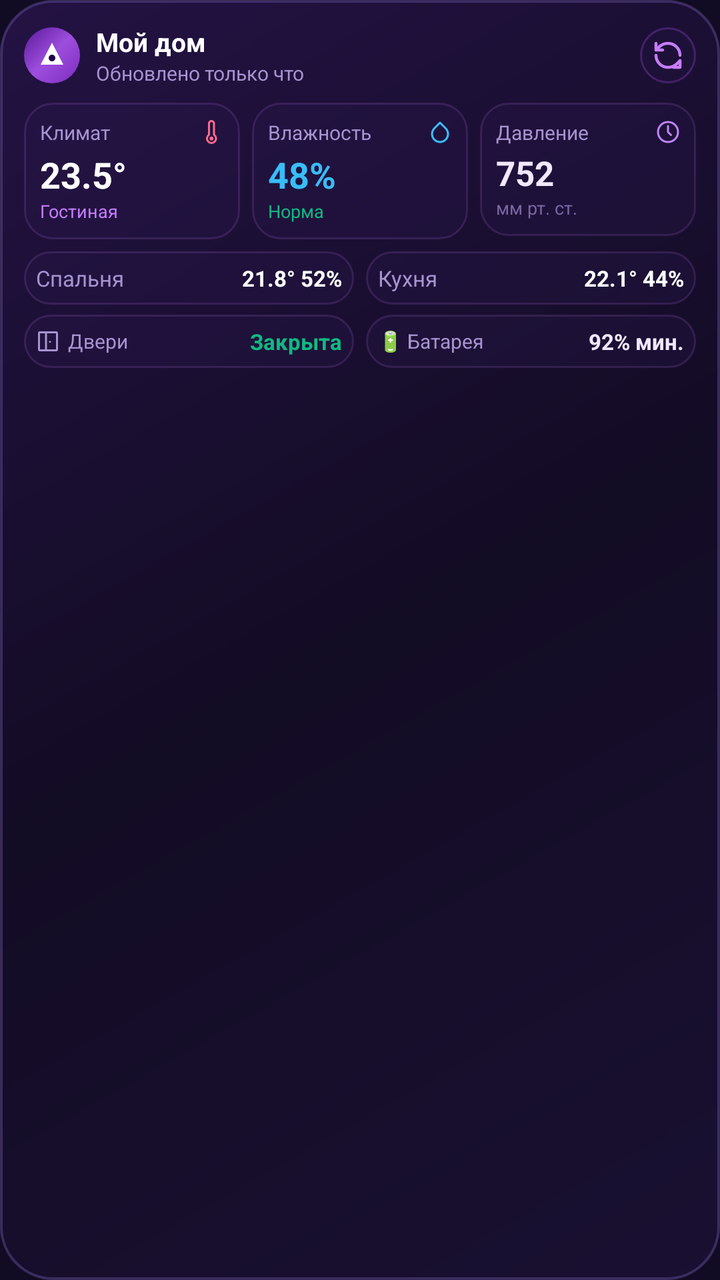
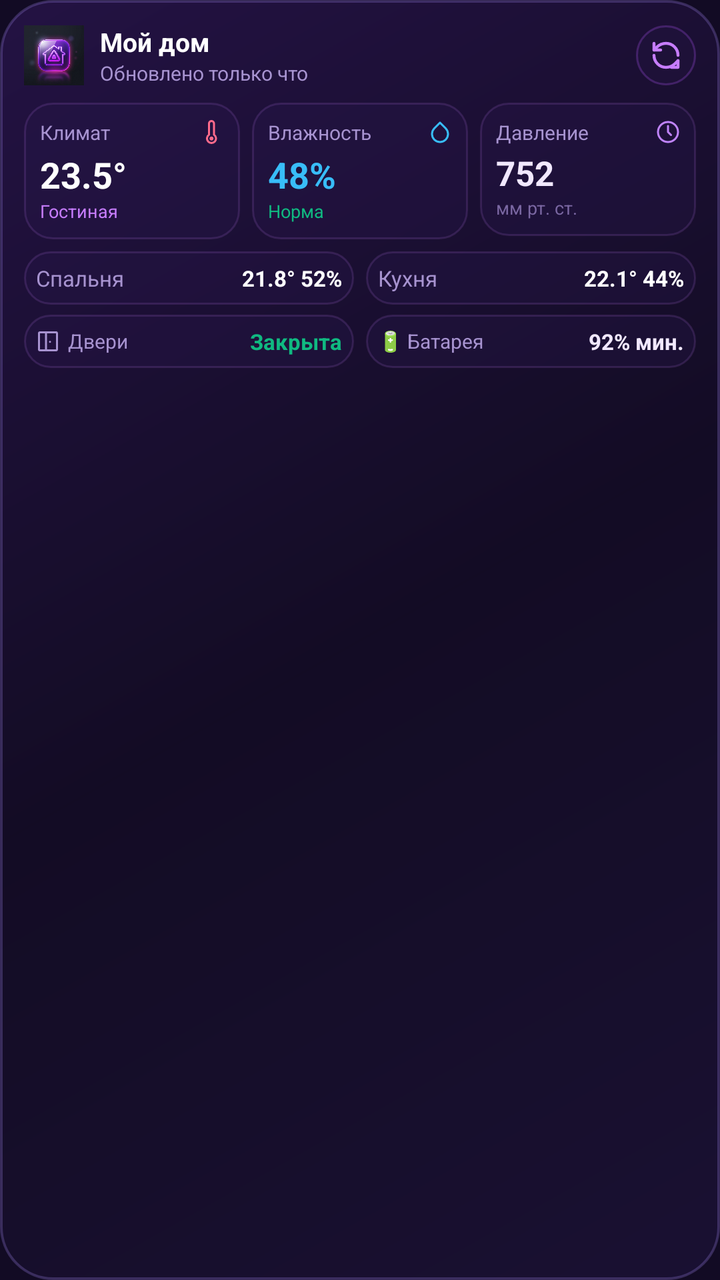

An Android layout rendered at two revisions. The XML below is the earlier revision; the diff shows what the commit changed to produce the second picture.
<!-- AndroidManifest.xml: application theme Theme.AliceHomeWidget -->
<!-- res/layout/widget_alice_sensors_4x2.xml -->
<?xml version="1.0" encoding="utf-8"?>
<LinearLayout xmlns:android="http://schemas.android.com/apk/res/android"
    android:id="@+id/rootLayout4x2"
    android:layout_width="match_parent"
    android:layout_height="match_parent"
    android:background="@drawable/bg_alice_widget_glass"
    android:orientation="vertical"
    android:padding="12dp">

    
    <LinearLayout
        android:id="@+id/headerLayout"
        android:layout_width="match_parent"
        android:layout_height="wrap_content"
        android:gravity="center_vertical"
        android:orientation="horizontal"
        android:paddingBottom="8dp">

        
        <FrameLayout
            android:layout_width="28dp"
            android:layout_height="28dp"
            android:background="@drawable/bg_alice_gradient_circle">

            <ImageView
                android:layout_width="16dp"
                android:layout_height="16dp"
                android:layout_gravity="center"
                android:contentDescription="Alice Logo"
                android:src="@drawable/ic_alice_logo" />
        </FrameLayout>

        
        <LinearLayout
            android:layout_width="0dp"
            android:layout_height="wrap_content"
            android:layout_marginStart="8dp"
            android:layout_weight="1"
            android:orientation="vertical">

            <TextView
                android:id="@+id/tvHouseholdName"
                android:layout_width="wrap_content"
                android:layout_height="wrap_content"
                android:text="Мой дом"
                android:textColor="@color/alice_text_white"
                android:textSize="13sp"
                android:textStyle="bold" />

            <TextView
                android:id="@+id/tvWidgetUpdateTime"
                android:layout_width="wrap_content"
                android:layout_height="wrap_content"
                android:text="Обновлено только что"
                android:textColor="@color/alice_text_muted"
                android:textSize="10sp" />
        </LinearLayout>

        
        <FrameLayout
            android:id="@+id/btnWidgetRefresh"
            android:layout_width="28dp"
            android:layout_height="28dp"
            android:background="@drawable/bg_alice_btn_circle">

            <ImageView
                android:id="@+id/ivRefreshIcon"
                android:layout_width="16dp"
                android:layout_height="16dp"
                android:layout_gravity="center"
                android:contentDescription="Обновить"
                android:src="@drawable/ic_refresh" />
        </FrameLayout>
    </LinearLayout>

    
    <LinearLayout
        android:layout_width="match_parent"
        android:layout_height="wrap_content"
        android:orientation="horizontal"
        android:weightSum="3">

        
        <LinearLayout
            android:id="@+id/tileTemperature"
            android:layout_width="0dp"
            android:layout_height="wrap_content"
            android:layout_weight="1"
            android:background="@drawable/bg_alice_tile"
            android:orientation="vertical"
            android:padding="8dp">

            <LinearLayout
                android:layout_width="match_parent"
                android:layout_height="wrap_content"
                android:gravity="center_vertical"
                android:orientation="horizontal">

                <TextView
                    android:layout_width="0dp"
                    android:layout_height="wrap_content"
                    android:layout_weight="1"
                    android:text="Климат"
                    android:textColor="@color/alice_text_muted"
                    android:textSize="10sp" />

                <ImageView
                    android:layout_width="12dp"
                    android:layout_height="12dp"
                    android:src="@drawable/ic_thermometer" />
            </LinearLayout>

            <TextView
                android:id="@+id/tvMainTemp"
                android:layout_width="wrap_content"
                android:layout_height="wrap_content"
                android:layout_marginTop="2dp"
                android:text="23.5°"
                android:textColor="@color/alice_text_white"
                android:textSize="18sp"
                android:textStyle="bold" />

            <TextView
                android:id="@+id/tvActiveRoomLabel"
                android:layout_width="wrap_content"
                android:layout_height="wrap_content"
                android:ellipsize="end"
                android:maxLines="1"
                android:text="Гостиная"
                android:textColor="@color/alice_neon_light"
                android:textSize="9sp" />
        </LinearLayout>

        
        <View
            android:layout_width="6dp"
            android:layout_height="1dp" />

        
        <LinearLayout
            android:id="@+id/tileHumidity"
            android:layout_width="0dp"
            android:layout_height="wrap_content"
            android:layout_weight="1"
            android:background="@drawable/bg_alice_tile"
            android:orientation="vertical"
            android:padding="8dp">

            <LinearLayout
                android:layout_width="match_parent"
                android:layout_height="wrap_content"
                android:gravity="center_vertical"
                android:orientation="horizontal">

                <TextView
                    android:layout_width="0dp"
                    android:layout_height="wrap_content"
                    android:layout_weight="1"
                    android:text="Влажность"
                    android:textColor="@color/alice_text_muted"
                    android:textSize="10sp" />

                <ImageView
                    android:layout_width="12dp"
                    android:layout_height="12dp"
                    android:src="@drawable/ic_humidity" />
            </LinearLayout>

            <TextView
                android:id="@+id/tvMainHumidity"
                android:layout_width="wrap_content"
                android:layout_height="wrap_content"
                android:layout_marginTop="2dp"
                android:text="48%"
                android:textColor="@color/sensor_humidity_cyan"
                android:textSize="18sp"
                android:textStyle="bold" />

            <TextView
                android:layout_width="wrap_content"
                android:layout_height="wrap_content"
                android:text="Норма"
                android:textColor="@color/sensor_ok_green"
                android:textSize="9sp" />
        </LinearLayout>

        
        <View
            android:layout_width="6dp"
            android:layout_height="1dp" />

        
        <LinearLayout
            android:id="@+id/tilePressure"
            android:layout_width="0dp"
            android:layout_height="wrap_content"
            android:layout_weight="1"
            android:background="@drawable/bg_alice_tile"
            android:orientation="vertical"
            android:padding="8dp">

            <LinearLayout
                android:layout_width="match_parent"
                android:layout_height="wrap_content"
                android:gravity="center_vertical"
                android:orientation="horizontal">

                <TextView
                    android:layout_width="0dp"
                    android:layout_height="wrap_content"
                    android:layout_weight="1"
                    android:text="Давление"
                    android:textColor="@color/alice_text_muted"
                    android:textSize="10sp" />

                <ImageView
                    android:layout_width="12dp"
                    android:layout_height="12dp"
                    android:src="@drawable/ic_pressure" />
            </LinearLayout>

            <TextView
                android:id="@+id/tvMainPressure"
                android:layout_width="wrap_content"
                android:layout_height="wrap_content"
                android:layout_marginTop="2dp"
                android:text="752"
                android:textColor="@color/alice_text_light"
                android:textSize="17sp"
                android:textStyle="bold" />

            <TextView
                android:layout_width="wrap_content"
                android:layout_height="wrap_content"
                android:text="мм рт. ст."
                android:textColor="@color/alice_text_dim"
                android:textSize="9sp" />
        </LinearLayout>
    </LinearLayout>

    
    <LinearLayout
        android:layout_width="match_parent"
        android:layout_height="wrap_content"
        android:layout_marginTop="6dp"
        android:orientation="horizontal"
        android:weightSum="2">

        
        <LinearLayout
            android:id="@+id/tileRoom1"
            android:layout_width="0dp"
            android:layout_height="wrap_content"
            android:layout_weight="1"
            android:background="@drawable/bg_alice_tile"
            android:gravity="center_vertical"
            android:orientation="horizontal"
            android:padding="6dp">

            <TextView
                android:id="@+id/tvRoom1Name"
                android:layout_width="0dp"
                android:layout_height="wrap_content"
                android:layout_weight="1"
                android:ellipsize="end"
                android:maxLines="1"
                android:text="Спальня"
                android:textColor="@color/alice_text_muted"
                android:textSize="11sp" />

            <TextView
                android:id="@+id/tvRoom1Value"
                android:layout_width="wrap_content"
                android:layout_height="wrap_content"
                android:text="21.8° 52%"
                android:textColor="@color/alice_text_white"
                android:textSize="11sp"
                android:textStyle="bold" />
        </LinearLayout>

        <View
            android:layout_width="6dp"
            android:layout_height="1dp" />

        
        <LinearLayout
            android:id="@+id/tileRoom2"
            android:layout_width="0dp"
            android:layout_height="wrap_content"
            android:layout_weight="1"
            android:background="@drawable/bg_alice_tile"
            android:gravity="center_vertical"
            android:orientation="horizontal"
            android:padding="6dp">

            <TextView
                android:id="@+id/tvRoom2Name"
                android:layout_width="0dp"
                android:layout_height="wrap_content"
                android:layout_weight="1"
                android:ellipsize="end"
                android:maxLines="1"
                android:text="Кухня"
                android:textColor="@color/alice_text_muted"
                android:textSize="11sp" />

            <TextView
                android:id="@+id/tvRoom2Value"
                android:layout_width="wrap_content"
                android:layout_height="wrap_content"
                android:text="22.1° 44%"
                android:textColor="@color/alice_text_white"
                android:textSize="11sp"
                android:textStyle="bold" />
        </LinearLayout>
    </LinearLayout>

    
    <LinearLayout
        android:layout_width="match_parent"
        android:layout_height="wrap_content"
        android:layout_marginTop="5dp"
        android:orientation="horizontal"
        android:weightSum="2">

        
        <LinearLayout
            android:id="@+id/tileDoor"
            android:layout_width="0dp"
            android:layout_height="wrap_content"
            android:layout_weight="1"
            android:background="@drawable/bg_alice_tile"
            android:gravity="center_vertical"
            android:orientation="horizontal"
            android:padding="6dp">

            <ImageView
                android:layout_width="12dp"
                android:layout_height="12dp"
                android:src="@drawable/ic_door" />

            <TextView
                android:layout_width="0dp"
                android:layout_height="wrap_content"
                android:layout_marginStart="4dp"
                android:layout_weight="1"
                android:text="Двери"
                android:textColor="@color/alice_text_muted"
                android:textSize="10sp" />

            <TextView
                android:id="@+id/tvDoorStatus"
                android:layout_width="wrap_content"
                android:layout_height="wrap_content"
                android:text="Закрыта"
                android:textColor="@color/sensor_ok_green"
                android:textSize="11sp"
                android:textStyle="bold" />
        </LinearLayout>

        <View
            android:layout_width="6dp"
            android:layout_height="1dp" />

        
        <LinearLayout
            android:id="@+id/tileBattery"
            android:layout_width="0dp"
            android:layout_height="wrap_content"
            android:layout_weight="1"
            android:background="@drawable/bg_alice_tile"
            android:gravity="center_vertical"
            android:orientation="horizontal"
            android:padding="6dp">

            <TextView
                android:layout_width="0dp"
                android:layout_height="wrap_content"
                android:layout_weight="1"
                android:text="🔋 Батарея"
                android:textColor="@color/alice_text_muted"
                android:textSize="10sp" />

            <TextView
                android:id="@+id/tvBatteryStatus"
                android:layout_width="wrap_content"
                android:layout_height="wrap_content"
                android:text="92% мин."
                android:textColor="@color/alice_text_light"
                android:textSize="11sp"
                android:textStyle="bold" />
        </LinearLayout>
    </LinearLayout>

</LinearLayout>
<!-- resources referenced by this layout -->
<resources>
  <color name="alice_neon_light">#C77DFF</color>
  <color name="alice_text_dim">#7A67A2</color>
  <color name="alice_text_light">#F1E8FF</color>
  <color name="alice_text_muted">#A793D0</color>
  <color name="alice_text_white">#FFFFFF</color>
  <color name="sensor_humidity_cyan">#38BDF8</color>
  <color name="sensor_ok_green">#10B981</color>
  <!-- drawable bg_alice_btn_circle (drawable) -->
  <?xml version="1.0" encoding="utf-8"?>
  <shape xmlns:android="http://schemas.android.com/apk/res/android"
      android:shape="oval">
      <solid android:color="#332A1A4E" />
      <stroke
          android:width="1dp"
          android:color="#4D9D4EDD" />
  </shape>
  <!-- drawable bg_alice_gradient_circle (drawable) -->
  <?xml version="1.0" encoding="utf-8"?>
  <shape xmlns:android="http://schemas.android.com/apk/res/android"
      android:shape="oval">
      <gradient
          android:angle="135"
          android:startColor="#FF7B2CBF"
          android:centerColor="#FF9D4EDD"
          android:endColor="#FF5A189A"
          android:type="linear" />
  </shape>
  <!-- drawable bg_alice_tile (drawable) -->
  <?xml version="1.0" encoding="utf-8"?>
  <shape xmlns:android="http://schemas.android.com/apk/res/android"
      android:shape="rectangle">
      <solid android:color="#4D2A1A4E" />
      <corners android:radius="14dp" />
      <stroke
          android:width="1dp"
          android:color="#26C77DFF" />
  </shape>
  <!-- drawable bg_alice_widget_glass (drawable) -->
  <?xml version="1.0" encoding="utf-8"?>
  <shape xmlns:android="http://schemas.android.com/apk/res/android"
      android:shape="rectangle">
      <gradient
          android:angle="135"
          android:startColor="#E61A1033"
          android:centerColor="#E6130B24"
          android:endColor="#E6251246"
          android:type="linear" />
      <corners android:radius="26dp" />
      <stroke
          android:width="1.2dp"
          android:color="#40A78BFA" />
  </shape>
  <!-- drawable ic_alice_logo (drawable) -->
  <vector xmlns:android="http://schemas.android.com/apk/res/android"
      android:width="24dp"
      android:height="24dp"
      android:viewportWidth="24"
      android:viewportHeight="24">
      <path
          android:fillColor="#FFFFFFFF"
          android:pathData="M12,2.5L20.5,19H3.5L12,2.5Z" />
      <path
          android:fillColor="#FF240046"
          android:pathData="M12,11.5a2.5,2.5 0 1,0 0.001,0Z" />
  </vector>
  <!-- drawable ic_humidity (drawable) -->
  <vector xmlns:android="http://schemas.android.com/apk/res/android"
      android:width="24dp"
      android:height="24dp"
      android:viewportWidth="24"
      android:viewportHeight="24">
      <path
          android:strokeColor="#FF38BDF8"
          android:strokeWidth="2"
          android:strokeLineCap="round"
          android:strokeLineJoin="round"
          android:fillColor="#00000000"
          android:pathData="M12,2.69l5.66,5.66a8,8 0 1,1 -11.31,0z" />
  </vector>
  <style name="Theme.AliceHomeWidget" parent="Theme.Material3.Dark.NoActionBar">
          <item name="colorPrimary">@color/alice_neon_purple</item>
          <item name="colorOnPrimary">@color/white</item>
          <item name="colorSecondary">@color/alice_primary_purple</item>
          <item name="android:statusBarColor">@color/alice_purple_dark</item>
          <item name="android:navigationBarColor">@color/alice_purple_dark</item>
          <item name="android:windowBackground">@color/alice_purple_dark</item>
      </style>
  <color name="alice_neon_purple">#9D4EDD</color>
  <color name="white">#FFFFFFFF</color>
  <color name="alice_primary_purple">#7B2CBF</color>
  <color name="alice_purple_dark">#120B24</color>
  <!-- unchanged entries left out for length: 4 -->
</resources>

<!-- the commit's change to res/layout/widget_alice_sensors_4x2.xml (unified diff, before → after) -->
@@ -17,18 +17,11 @@
         android:paddingBottom="8dp">
 
         
-        <FrameLayout
-            android:layout_width="28dp"
-            android:layout_height="28dp"
-            android:background="@drawable/bg_alice_gradient_circle">
-
-            <ImageView
-                android:layout_width="16dp"
-                android:layout_height="16dp"
-                android:layout_gravity="center"
-                android:contentDescription="Alice Logo"
-                android:src="@drawable/ic_alice_logo" />
-        </FrameLayout>
+        <ImageView
+            android:layout_width="30dp"
+            android:layout_height="30dp"
+            android:contentDescription="Алиса"
+            android:src="@drawable/ic_alice_app_icon" />
 
         
         <LinearLayout
@@ -59,8 +52,8 @@
         
         <FrameLayout
             android:id="@+id/btnWidgetRefresh"
-            android:layout_width="28dp"
-            android:layout_height="28dp"
+            android:layout_width="30dp"
+            android:layout_height="30dp"
             android:background="@drawable/bg_alice_btn_circle">
 
             <ImageView
@@ -132,15 +125,11 @@
         </LinearLayout>
 
         
-        <View
-            android:layout_width="6dp"
-            android:layout_height="1dp" />
-
-        
         <LinearLayout
             android:id="@+id/tileHumidity"
             android:layout_width="0dp"
             android:layout_height="wrap_content"
+            android:layout_marginStart="6dp"
             android:layout_weight="1"
             android:background="@drawable/bg_alice_tile"
             android:orientation="vertical"
@@ -185,15 +174,11 @@
         </LinearLayout>
 
         
-        <View
-            android:layout_width="6dp"
-            android:layout_height="1dp" />
-
-        
         <LinearLayout
             android:id="@+id/tilePressure"
             android:layout_width="0dp"
             android:layout_height="wrap_content"
+            android:layout_marginStart="6dp"
             android:layout_weight="1"
             android:background="@drawable/bg_alice_tile"
             android:orientation="vertical"
@@ -278,15 +263,12 @@
                 android:textStyle="bold" />
         </LinearLayout>
 
-        <View
-            android:layout_width="6dp"
-            android:layout_height="1dp" />
-
         
         <LinearLayout
             android:id="@+id/tileRoom2"
             android:layout_width="0dp"
             android:layout_height="wrap_content"
+            android:layout_marginStart="6dp"
             android:layout_weight="1"
             android:background="@drawable/bg_alice_tile"
             android:gravity="center_vertical"
@@ -358,15 +340,12 @@
                 android:textStyle="bold" />
         </LinearLayout>
 
-        <View
-            android:layout_width="6dp"
-            android:layout_height="1dp" />
-
         
         <LinearLayout
             android:id="@+id/tileBattery"
             android:layout_width="0dp"
             android:layout_height="wrap_content"
+            android:layout_marginStart="6dp"
             android:layout_weight="1"
             android:background="@drawable/bg_alice_tile"
             android:gravity="center_vertical"
<!-- resource entries referenced after the edit -->
@@ -15,17 +15,6 @@
       <stroke
           android:width="1dp"
           android:color="#4D9D4EDD" />
-  </shape>
-  <!-- drawable bg_alice_gradient_circle (drawable) -->
-  <?xml version="1.0" encoding="utf-8"?>
-  <shape xmlns:android="http://schemas.android.com/apk/res/android"
-      android:shape="oval">
-      <gradient
-          android:angle="135"
-          android:startColor="#FF7B2CBF"
-          android:centerColor="#FF9D4EDD"
-          android:endColor="#FF5A189A"
-          android:type="linear" />
   </shape>
   <!-- drawable bg_alice_tile (drawable) -->
   <?xml version="1.0" encoding="utf-8"?>
@@ -52,19 +41,7 @@
           android:width="1.2dp"
           android:color="#40A78BFA" />
   </shape>
-  <!-- drawable ic_alice_logo (drawable) -->
-  <vector xmlns:android="http://schemas.android.com/apk/res/android"
-      android:width="24dp"
-      android:height="24dp"
-      android:viewportWidth="24"
-      android:viewportHeight="24">
-      <path
-          android:fillColor="#FFFFFFFF"
-          android:pathData="M12,2.5L20.5,19H3.5L12,2.5Z" />
-      <path
-          android:fillColor="#FF240046"
-          android:pathData="M12,11.5a2.5,2.5 0 1,0 0.001,0Z" />
-  </vector>
+  <!-- drawable ic_alice_app_icon: png bitmap (drawable, 430338 bytes) -->
   <!-- drawable ic_humidity (drawable) -->
   <vector xmlns:android="http://schemas.android.com/apk/res/android"
       android:width="24dp"
